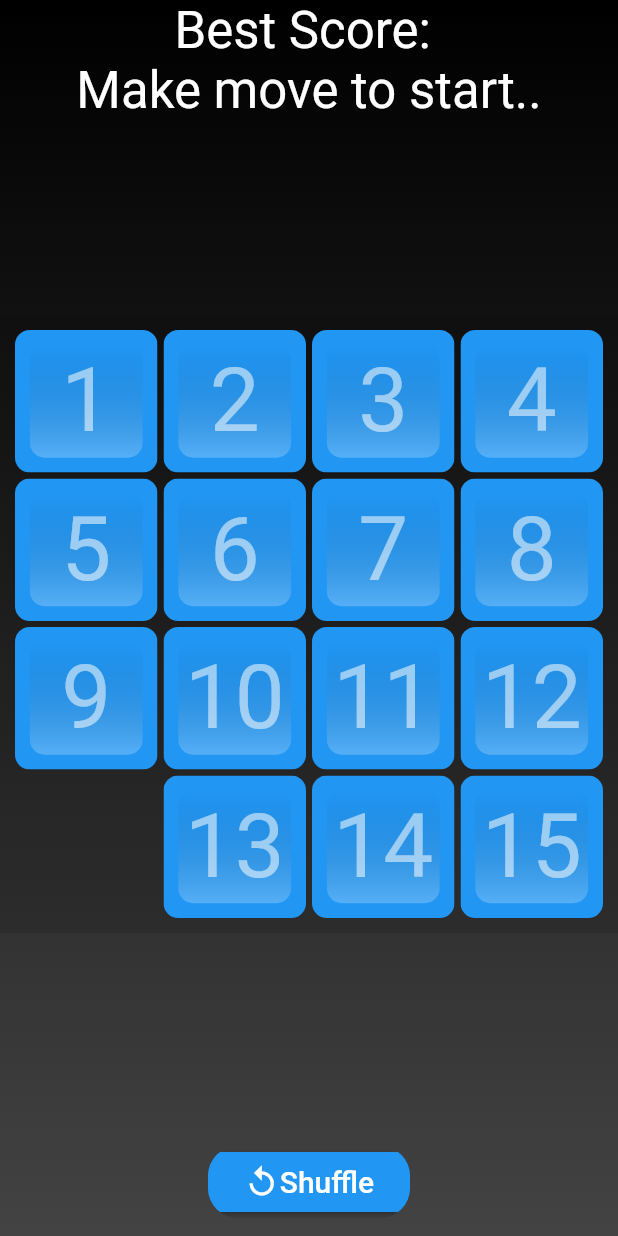
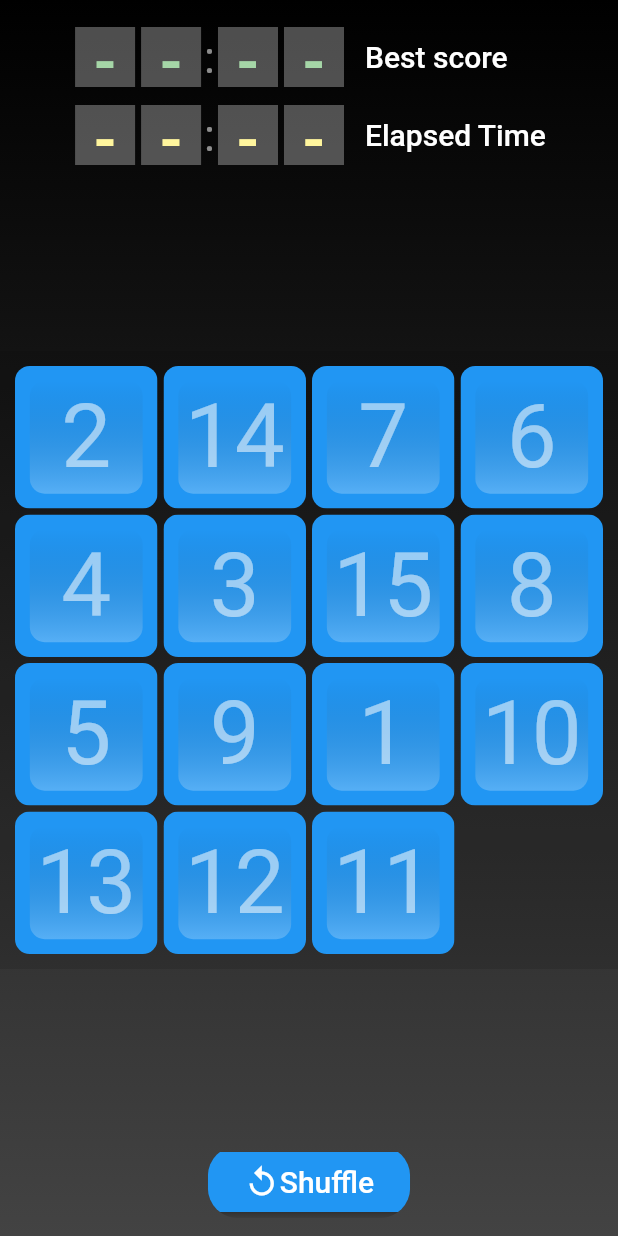
Before and after one commit to Antoniozinchenko/flutter_puzzle_hack, a Flutter app: the screen it shows after launch, on a phone screen of 412 x 824 dp. Run offline on Flutter 3.47's test engine with Material 2 defaults, Android fonts, the phone set to English and light mode, and no system bars; our stand-ins replace shared_preferences.

Commit message:
polishing styles (#6)

```diff
--- a/lib/bloc/board_state.dart
+++ b/lib/bloc/board_state.dart
@@ -7,10 +7,10 @@ class BoardState extends ValueNotifier<List<int?>> {
   final int gridSize;
 
   void shuffle() {
-    value = [1, 2, 3, 4, 5, 6, 7, 8, 9, 10, 11, 12, null, 13, 14, 15];
-    // value = List.generate(gridSize * gridSize - 1, (index) => index + 1)
-    //   ..shuffle()
-    //   ..add(null);
+    // value = [1, 2, 3, 4, 5, 6, 7, 8, 9, 10, 11, 12, null, 13, 14, 15];
+    value = List.generate(gridSize * gridSize - 1, (index) => index + 1)
+      ..shuffle()
+      ..add(null);
   }
 
   void swap(int draggedIndex, int emptyIndex) {
--- a/lib/home.dart
+++ b/lib/home.dart
@@ -27,7 +27,8 @@ class Home extends StatelessWidget {
         ),
       ],
       child: Scaffold(
-        body: Container(
+        body: SafeArea(
+          child: Container(
             decoration: const BoxDecoration(
               gradient: LinearGradient(
                   begin: Alignment.topCenter,
@@ -55,6 +56,7 @@ class Home extends StatelessWidget {
             ),
           ),
         ),
+      ),
     );
   }
 }
--- /dev/null
+++ b/lib/widgets/game_stats/best_score.dart
@@ -0,0 +1,28 @@
+import 'package:flutter/material.dart';
+import 'package:provider/provider.dart';
+import 'package:puzzle_hack/bloc/timer_state.dart';
+import 'clock_view/clock_view.dart';
+
+class BestScore extends StatelessWidget {
+  const BestScore({Key? key}) : super(key: key);
+
+  @override
+  Widget build(BuildContext context) {
+    final textTheme = Theme.of(context).textTheme;
+    final score = context.watch<TimerState>().bestScore;
+    return Row(
+      mainAxisSize: MainAxisSize.min,
+      children: [
+        ClockView(
+          value: score,
+          color: Colors.green.shade200,
+        ),
+        const SizedBox(width: 12),
+        Text(
+          'Best score',
+          style: textTheme.headline6!.copyWith(color: Colors.white),
+        ),
+      ],
+    );
+  }
+}
--- /dev/null
+++ b/lib/widgets/game_stats/clock_view/clock_view.dart
@@ -0,0 +1,37 @@
+import 'package:flutter/material.dart';
+import 'package:provider/provider.dart';
+
+import 'digit_pair.dart';
+
+class ClockView extends StatelessWidget {
+  const ClockView({Key? key, required this.value, required this.color})
+      : super(key: key);
+
+  final int? value;
+  final Color color;
+
+  @override
+  Widget build(BuildContext context) {
+    final int? seconds = value != null ? value! % 60 : null;
+    final int? minutes = value != null ? value! ~/ 60 : null;
+
+    return Provider<Color>(
+      create: (_) => color,
+      child: Row(
+        mainAxisAlignment: MainAxisAlignment.center,
+        mainAxisSize: MainAxisSize.min,
+        children: [
+          DigitPair(value: minutes),
+          const Text(
+            ':',
+            style: TextStyle(
+              color: Colors.white54,
+              fontSize: 30,
+            ),
+          ),
+          DigitPair(value: seconds)
+        ],
+      ),
+    );
+  }
+}
--- a/lib/widgets/game_stats/stopwatch/digit.dart
+++ b/lib/widgets/game_stats/clock_view/digit.dart
@@ -1,10 +1,11 @@
 import 'package:flutter/material.dart';
+import 'package:provider/provider.dart';
 
 const _fontSize = 40.0;
 
 class Digit extends StatefulWidget {
   const Digit({Key? key, required this.value}) : super(key: key);
-  final int value;
+  final int? value;
 
   @override
   State<Digit> createState() => _DigitState();
@@ -84,15 +85,16 @@ class _DigitState extends State<Digit> with SingleTickerProviderStateMixin {
 class _DigitValue extends StatelessWidget {
   const _DigitValue({Key? key, required this.digit}) : super(key: key);
 
-  final int digit;
+  final int? digit;
 
   @override
   Widget build(BuildContext context) {
+    final color = context.read<Color>();
     return Text(
-      digit.toString(),
-      style: const TextStyle(
+      '${digit ?? "-"}',
+      style: TextStyle(
         fontSize: _fontSize,
-        color: Colors.white70,
+        color: color,
         fontWeight: FontWeight.bold,
       ),
     );
--- a/lib/widgets/game_stats/stopwatch/digit_pair.dart
+++ b/lib/widgets/game_stats/clock_view/digit_pair.dart
@@ -1,14 +1,14 @@
 import 'package:flutter/material.dart';
-import 'package:puzzle_hack/widgets/game_stats/stopwatch/digit.dart';
+import 'digit.dart';
 
 class DigitPair extends StatelessWidget {
   const DigitPair({Key? key, required this.value}) : super(key: key);
-  final int value;
+  final int? value;
 
   @override
   Widget build(BuildContext context) {
-    final int firstDigit = (value ~/ 10) % 10;
-    final int lastDigit = value % 10;
+    final int? firstDigit = value != null ? (value! ~/ 10) % 10 : null;
+    final int? lastDigit = value != null ? value! % 10 : null;
     return Row(
       mainAxisSize: MainAxisSize.min,
       children: [Digit(value: firstDigit), Digit(value: lastDigit)],
--- a/lib/widgets/game_stats/score.dart
+++ b/lib/widgets/game_stats/score.dart
@@ -1,23 +1,27 @@
 import 'package:flutter/material.dart';
-import 'package:provider/provider.dart';
-import 'package:puzzle_hack/bloc/timer_state.dart';
-import 'stopwatch/stopwatch.dart';
+
+import 'best_score.dart';
+import 'stopwatch.dart';
 
 class Score extends StatelessWidget {
   const Score({Key? key}) : super(key: key);
 
   @override
   Widget build(BuildContext context) {
-    final textTheme = Theme.of(context).textTheme;
-    final timer = context.watch<TimerState>();
-    return Column(
-      children: [
-        Text(
-          'Best Score: ${timer.bestScore ?? ""}',
-          style: textTheme.headline4!.copyWith(color: Colors.white),
-        ),
-        const StopwatchWidget(),
-      ],
+    return Container(
+      margin: const EdgeInsets.all(12),
+      padding: const EdgeInsets.symmetric(
+        horizontal: 12,
+        vertical: 6,
+      ),
+      child: Column(
+        crossAxisAlignment: CrossAxisAlignment.start,
+        children: const [
+          BestScore(),
+          SizedBox(height: 12),
+          StopwatchWidget(),
+        ],
+      ),
     );
   }
 }
--- /dev/null
+++ b/lib/widgets/game_stats/stopwatch.dart
@@ -0,0 +1,30 @@
+import 'package:flutter/material.dart';
+import 'package:provider/provider.dart';
+import 'package:puzzle_hack/bloc/timer_state.dart';
+
+import 'clock_view/clock_view.dart';
+
+class StopwatchWidget extends StatelessWidget {
+  const StopwatchWidget({Key? key}) : super(key: key);
+
+  @override
+  Widget build(BuildContext context) {
+    final textTheme = Theme.of(context).textTheme;
+    final value = context.watch<TimerState>().value;
+
+    return Row(
+      mainAxisSize: MainAxisSize.min,
+      children: [
+        ClockView(
+          value: value,
+          color: Colors.yellow.shade200,
+        ),
+        const SizedBox(width: 12),
+        Text(
+          'Elapsed Time',
+          style: textTheme.headline6!.copyWith(color: Colors.white),
+        ),
+      ],
+    );
+  }
+}
--- a/lib/widgets/game_stats/stopwatch/stopwatch.dart
+++ /dev/null
@@ -1,39 +0,0 @@
-import 'package:flutter/material.dart';
-import 'package:provider/provider.dart';
-import 'package:puzzle_hack/bloc/timer_state.dart';
-import 'package:puzzle_hack/widgets/game_stats/stopwatch/digit_pair.dart';
-
-class StopwatchWidget extends StatelessWidget {
-  const StopwatchWidget({Key? key}) : super(key: key);
-
-  @override
-  Widget build(BuildContext context) {
-    final textTheme = Theme.of(context).textTheme;
-    final value = context.watch<TimerState>().value;
-
-    if (value == null) {
-      return Text(
-        'Make move to start..',
-        style: textTheme.headline4!.copyWith(color: Colors.white),
-      );
-    }
-
-    final int seconds = value % 60;
-    final int minutes = value ~/ 60;
-
-    return Row(
-      mainAxisAlignment: MainAxisAlignment.center,
-      children: [
-        DigitPair(value: minutes),
-        const Text(
-          ':',
-          style: TextStyle(
-            color: Colors.white54,
-            fontSize: 30,
-          ),
-        ),
-        DigitPair(value: seconds)
-      ],
-    );
-  }
-}
```
Lines whose indentation alone changed are shown as unchanged.
